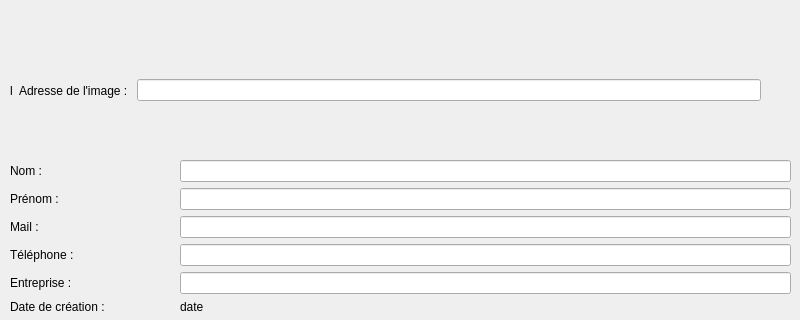
Old version of the form contactform.ui in the repository Noa-Barbosa/Projet_CDAA; both pictures show x 0 to 800 and y 0 to 320 of the 800 by 600 pixel window.
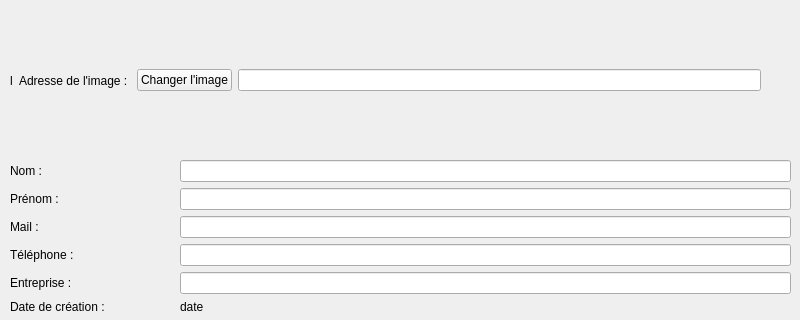
New version of the form.

```diff
--- a/contactform.ui
+++ b/contactform.ui
@@ -130,7 +130,7 @@
     <property name="geometry">
      <rect>
       <x>10</x>
-      <y>30</y>
+      <y>20</y>
       <width>751</width>
       <height>121</height>
      </rect>
@@ -150,6 +150,13 @@
        </property>
       </widget>
      </item>
+     <item>
+      <widget class="QPushButton" name="changePhoto">
+       <property name="text">
+        <string>Changer l'image</string>
+       </property>
+      </widget>
+     </item>
      <item>
       <widget class="QLineEdit" name="PhotolineEdit"/>
      </item>
```
Left out of the diff: 2 changed lines with no effect on the pictures.
